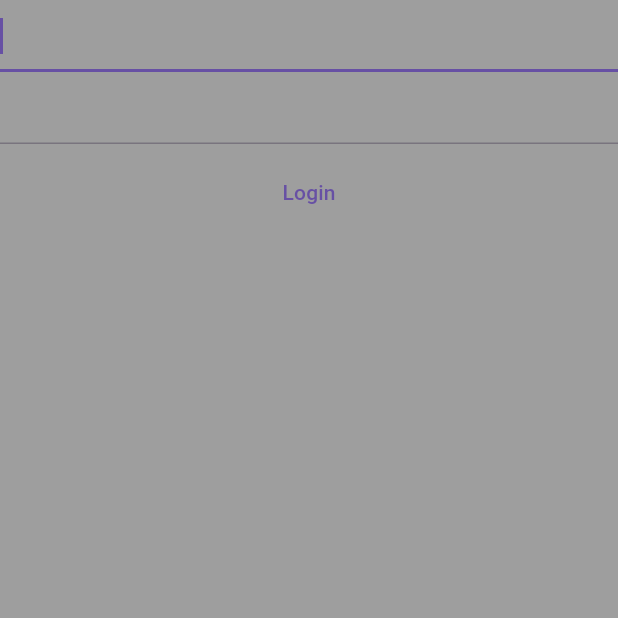
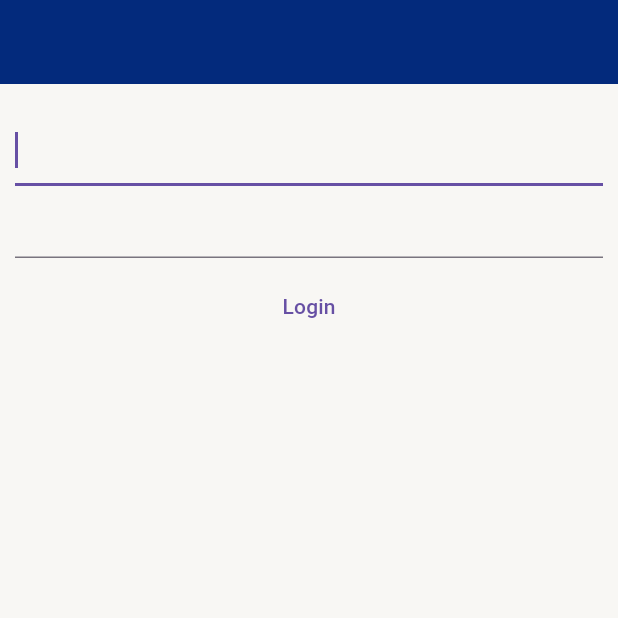
Before and after one commit to anaclara-s/timecheck, a Flutter app: the screen it shows after launch, on a phone screen of 412 x 824 dp, the top half of it. Run offline on Flutter 3.47's test engine with Material 3 defaults, Android fonts, the phone set to English and light mode, and no system bars.

Commit message:
adicionado CustomAppbarWidget e constants

```diff
--- a/lib/login/login_page.dart
+++ b/lib/login/login_page.dart
@@ -1,4 +1,6 @@
 import 'package:flutter/material.dart';
+import 'package:timecheck/shared/constants.dart';
+import 'package:timecheck/shared/widgets/custom_appbar.dart';
 import 'package:timecheck/shared/widgets/custom_text_button.dart';
 import 'package:timecheck/shared/widgets/custom_text_form_field.dart';
 
@@ -8,8 +10,16 @@ class LoginPage extends StatelessWidget {
   @override
   Widget build(BuildContext context) {
     return Scaffold(
-      backgroundColor: Colors.grey,
-      body: Column(
+      backgroundColor: kBackgroundColorScaffold,
+      appBar: CustomAppbarWidget(),
+      body: Padding(
+        padding: const EdgeInsets.only(
+          top: 20,
+          left: 10,
+          right: 10,
+          bottom: 5,
+        ),
+        child: Column(
           children: [
             CustomTextFormFieldWidget(),
             CustomTextFormFieldWidget(),
@@ -19,6 +29,7 @@ class LoginPage extends StatelessWidget {
             ),
           ],
         ),
+      ),
     );
   }
 }
--- /dev/null
+++ b/lib/shared/constants.dart
@@ -0,0 +1,8 @@
+import 'package:flutter/material.dart';
+
+const kBackgroundColorAppBar = Color.fromARGB(255, 3, 42, 124);
+
+const kLigthTextColors = Colors.white;
+const kDarkTextColors = Colors.black;
+
+const kBackgroundColorScaffold = Color.fromARGB(255, 248, 247, 244);
--- /dev/null
+++ b/lib/shared/widgets/custom_appbar.dart
@@ -0,0 +1,17 @@
+import 'package:flutter/material.dart';
+import 'package:timecheck/shared/constants.dart';
+
+class CustomAppbarWidget extends StatelessWidget
+    implements PreferredSizeWidget {
+  const CustomAppbarWidget({super.key});
+
+  @override
+  Widget build(BuildContext context) {
+    return AppBar(
+      backgroundColor: kBackgroundColorAppBar,
+    );
+  }
+
+  @override
+  Size get preferredSize => const Size.fromHeight(kToolbarHeight);
+}
--- a/lib/shared/widgets/custom_text_form_field.dart
+++ b/lib/shared/widgets/custom_text_form_field.dart
@@ -3,12 +3,14 @@ import 'package:flutter/material.dart';
 class CustomTextFormFieldWidget extends StatefulWidget {
   final TextEditingController? controller;
   final void Function(String)? onChanged;
+  final String? labelText;
   final String? hintText;
 
   const CustomTextFormFieldWidget({
     super.key,
     this.controller,
     this.onChanged,
+    this.labelText,
     this.hintText,
   });
 
@@ -25,6 +27,8 @@ class _CustomTextFormFieldWidgetState extends State<CustomTextFormFieldWidget> {
       controller: widget.controller,
       onChanged: widget.onChanged,
       decoration: InputDecoration(
+        border: UnderlineInputBorder(),
+        labelText: widget.labelText,
         hintText: widget.hintText,
       ),
     );
```
Also changed, not shown: 1 other file. Lines whose indentation alone changed are shown as unchanged.
